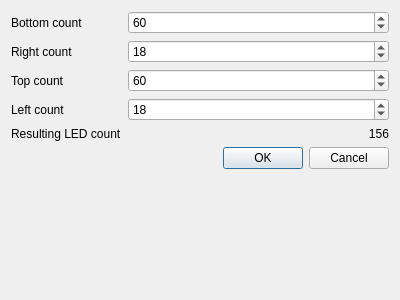
First picture: the form in pallilux-gui/ledconfigdialog.ui, repository enra64/PalliLux, before the edit.
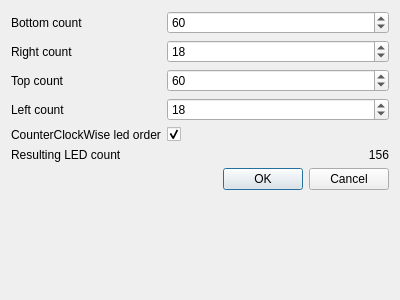
Second picture: the form after the edit.

```diff
--- a/pallilux-gui/ledconfigdialog.ui
+++ b/pallilux-gui/ledconfigdialog.ui
@@ -88,14 +88,14 @@
      </property>
     </widget>
    </item>
-   <item row="4" column="0">
+   <item row="5" column="0">
     <widget class="QLabel" name="label_4">
      <property name="text">
       <string>Resulting LED count</string>
      </property>
     </widget>
    </item>
-   <item row="4" column="1">
+   <item row="5" column="1">
     <widget class="QLabel" name="ledCountLabel">
      <property name="text">
       <string>156</string>
@@ -105,7 +105,7 @@
      </property>
     </widget>
    </item>
-   <item row="5" column="0" colspan="2">
+   <item row="6" column="0" colspan="2">
     <widget class="QDialogButtonBox" name="buttonBox">
      <property name="orientation">
       <enum>Qt::Horizontal</enum>
@@ -115,6 +115,23 @@
      </property>
     </widget>
    </item>
+   <item row="4" column="0">
+    <widget class="QLabel" name="label_6">
+     <property name="text">
+      <string>CounterClockWise led order</string>
+     </property>
+    </widget>
+   </item>
+   <item row="4" column="1">
+    <widget class="QCheckBox" name="ccwCheckBox">
+     <property name="text">
+      <string/>
+     </property>
+     <property name="checked">
+      <bool>true</bool>
+     </property>
+    </widget>
+   </item>
   </layout>
  </widget>
  <resources/>
```
